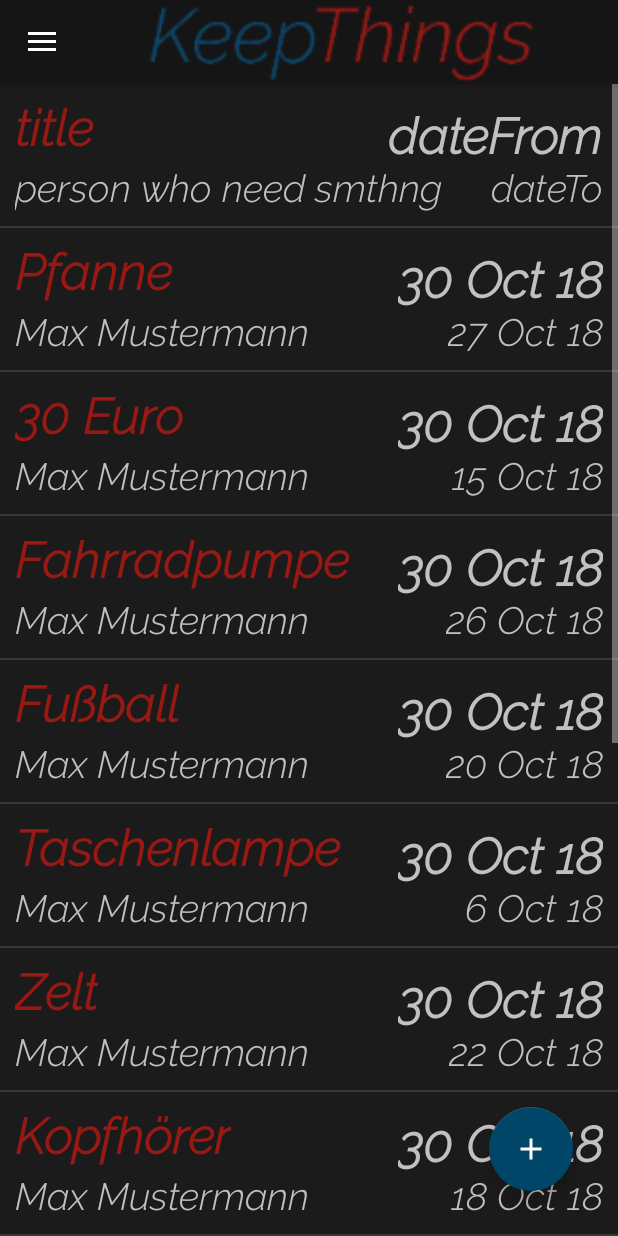
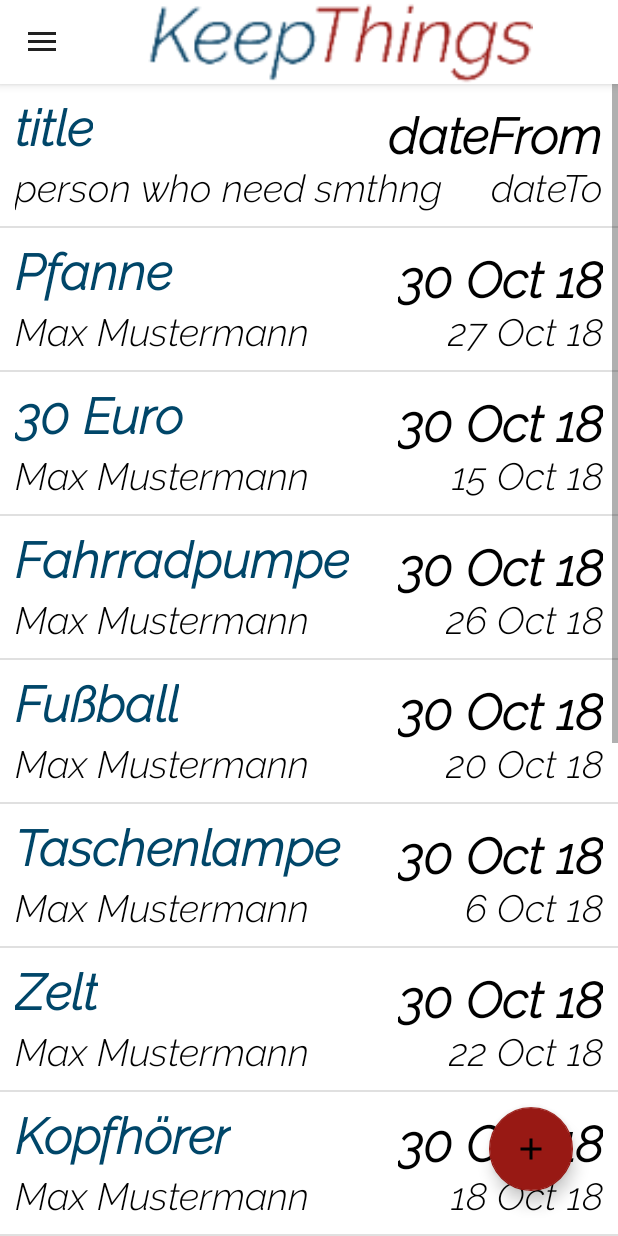
Before and after one commit to KeepThings/KeepThingsApp, an Android app: the MainActivity screen opened directly, with no data from a screen before it, in the side drawer, after a tap on "Marketplace", on a phone screen of 412 x 824 dp. Run offline under Robolectric (Android 15) with nearby library versions, the phone set to English and light mode, and no system bars; 1 statement that could not run was skipped.

Commit message:
#1143 time: 1 state: done

```diff
--- a/app/src/main/java/de/dhbw/students/keepthings/MainActivity.java
+++ b/app/src/main/java/de/dhbw/students/keepthings/MainActivity.java
@@ -17,8 +17,8 @@ import android.widget.TextView;
 import java.util.ArrayList;
 
 import de.dhbw.students.keepthings.api.ApiCommands;
-import de.dhbw.students.keepthings.main.UserItemEntry;
-import de.dhbw.students.keepthings.main.UserItemsFragment;
+import de.dhbw.students.keepthings.user_item.UserItemEntry;
+import de.dhbw.students.keepthings.user_item.UserItemsFragment;
 import de.dhbw.students.keepthings.marketplace.MarketplaceFragment;
 import de.dhbw.students.keepthings.settings.SettingsActivity;
 
@@ -35,7 +35,7 @@ public class MainActivity extends AppCompatActivity implements NavigationView.On
 
     @Override
     protected void onCreate(Bundle savedInstanceState) {
-        AppCompatDelegate.setDefaultNightMode(AppCompatDelegate.MODE_NIGHT_YES);
+//        AppCompatDelegate.setDefaultNightMode(AppCompatDelegate.MODE_NIGHT_YES);
         super.onCreate(savedInstanceState);
         setContentView(R.layout.activity_main);
 
--- a/app/src/main/java/de/dhbw/students/keepthings/api/ApiLentOutItemList.java
+++ b/app/src/main/java/de/dhbw/students/keepthings/api/ApiLentOutItemList.java
@@ -7,7 +7,7 @@ import java.net.URL;
 import java.util.ArrayList;
 
 import de.dhbw.students.keepthings.MainActivity;
-import de.dhbw.students.keepthings.main.UserItemEntry;
+import de.dhbw.students.keepthings.user_item.UserItemEntry;
 
 public class ApiLentOutItemList extends ApiConnection {
     protected MainActivity activity;
--- a/app/src/main/java/de/dhbw/students/keepthings/main/SettingsActivity.java
+++ /dev/null
@@ -1,4 +0,0 @@
-package de.dhbw.students.keepthings.main;
-
-public class SettingsActivity {
-}
--- a/app/src/main/java/de/dhbw/students/keepthings/marketplace/MarketplaceFragment.java
+++ b/app/src/main/java/de/dhbw/students/keepthings/marketplace/MarketplaceFragment.java
@@ -10,8 +10,8 @@ import android.widget.ListView;
 import java.util.ArrayList;
 
 import de.dhbw.students.keepthings.R;
-import de.dhbw.students.keepthings.main.UserItemEntry;
-import de.dhbw.students.keepthings.main.UserItemEntryListAdapter;
+import de.dhbw.students.keepthings.user_item.UserItemEntry;
+import de.dhbw.students.keepthings.user_item.UserItemEntryListAdapter;
 
 public class MarketplaceFragment extends Fragment {
 
--- a/app/src/main/java/de/dhbw/students/keepthings/main/MainFragment.java
+++ b/app/src/main/java/de/dhbw/students/keepthings/user_item/MainFragment.java
@@ -1,4 +1,4 @@
-package de.dhbw.students.keepthings.main;
+package de.dhbw.students.keepthings.user_item;
 
 import android.os.Bundle;
 import android.support.v4.app.Fragment;
--- a/app/src/main/java/de/dhbw/students/keepthings/main/UserItemEntry.java
+++ b/app/src/main/java/de/dhbw/students/keepthings/user_item/UserItemEntry.java
@@ -1,4 +1,4 @@
-package de.dhbw.students.keepthings.main;
+package de.dhbw.students.keepthings.user_item;
 
 public class UserItemEntry {
 
--- a/app/src/main/java/de/dhbw/students/keepthings/main/UserItemEntryListAdapter.java
+++ b/app/src/main/java/de/dhbw/students/keepthings/user_item/UserItemEntryListAdapter.java
@@ -1,4 +1,4 @@
-package de.dhbw.students.keepthings.main;
+package de.dhbw.students.keepthings.user_item;
 
 
 import android.content.Context;
--- a/app/src/main/java/de/dhbw/students/keepthings/main/UserItemsFragment.java
+++ b/app/src/main/java/de/dhbw/students/keepthings/user_item/UserItemsFragment.java
@@ -1,4 +1,4 @@
-package de.dhbw.students.keepthings.main;
+package de.dhbw.students.keepthings.user_item;
 
 import android.content.Intent;
 import android.os.Bundle;
--- a/app/src/main/res/layout/activity_main.xml
+++ b/app/src/main/res/layout/activity_main.xml
@@ -33,7 +33,7 @@
 
         <fragment
             android:id="@+id/user_item_fragment_container"
-            android:name="de.dhbw.students.keepthings.main.MainFragment"
+            android:name="de.dhbw.students.keepthings.user_item.MainFragment"
             android:layout_width="match_parent"
             android:layout_height="match_parent" />
     </LinearLayout>
```
